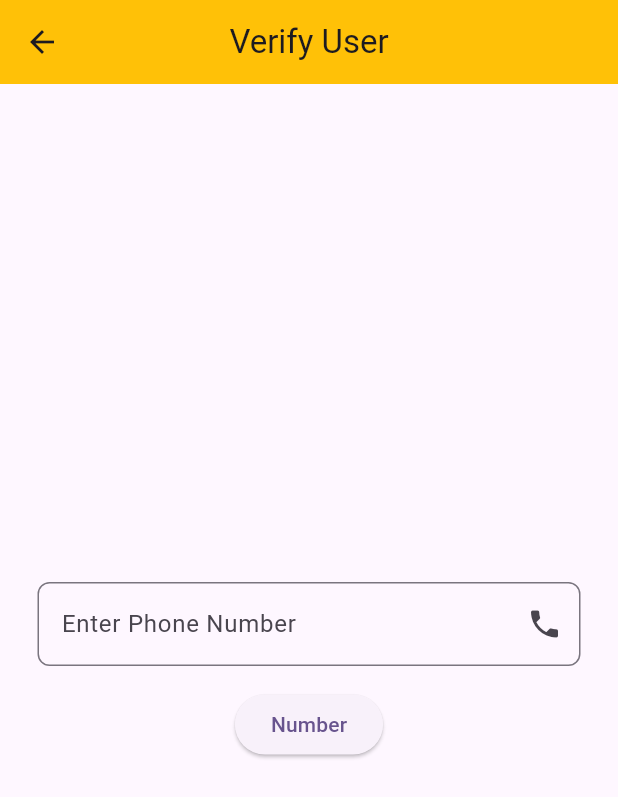
After one commit to Chandrashekharmarwadi/Firebase_Practise, a Flutter app: the VerifyUser screen opened directly, on a phone screen of 412 x 824 dp. The commit adds this screen. Shown: the top 797 px of the screen. Run offline on Flutter 3.47's test engine with Material 3 defaults, Android fonts, the phone set to English and light mode, and no system bars; our stand-ins replace firebase_auth, firebase_core; accounts and stored records are empty.

Commit message:
Verify User & OTP Screens

```diff
--- /dev/null
+++ b/lib/Screens/verify_user.dart
@@ -0,0 +1,29 @@
+import 'package:chandu_firebase_module_practise/Widgets/uihelper_class.dart';
+import 'package:flutter/material.dart';
+
+class VerifyUser extends StatefulWidget {
+  const VerifyUser({super.key});
+
+  @override
+  State<VerifyUser> createState() => _VerifyUserState();
+}
+
+class _VerifyUserState extends State<VerifyUser> {
+  TextEditingController phoneController = TextEditingController();
+  @override
+  Widget build(BuildContext context) {
+    return Scaffold(
+      appBar: AppBar(
+        backgroundColor: Colors.amber,
+        title: Text("Verify User"),
+        centerTitle: true,
+      ),
+      body: Column(
+        mainAxisAlignment: MainAxisAlignment.center,
+        children: [
+        UiHelper.CustomTextField(phoneController, "Enter Phone Number", false, Icons.phone),
+        ElevatedButton(onPressed: (){}, child: Text("Number")),
+      ],),
+    );
+  }
+}
```
Also changed, not shown: lib/Screens/forgatepassward_page.dart (+55 -0 lines), lib/Screens/otp_screen.dart (added, +30 -0 lines), lib/Screens/signin_page.dart (+12 -3 lines).
